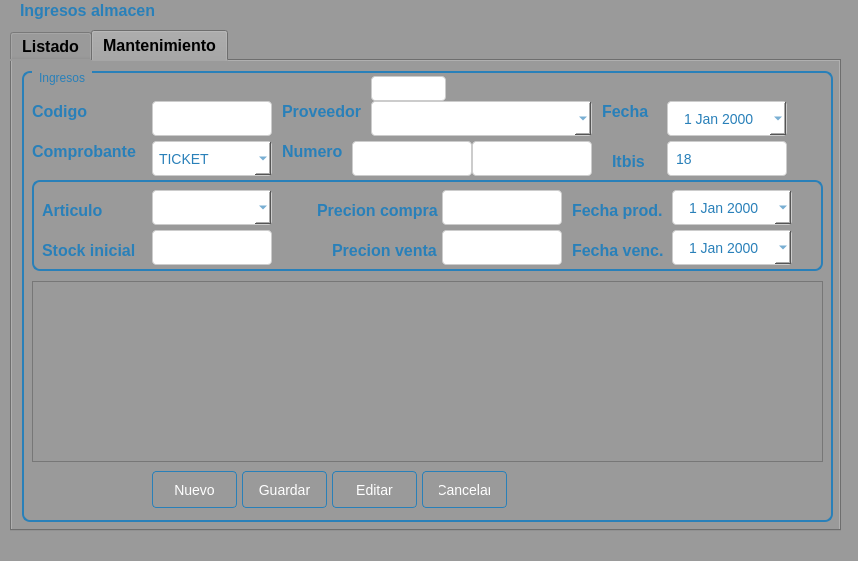
Qt form Sistema de ventas/ui/FrmIngreso.ui (CodeDrTech/DevelopPython) before a commit.
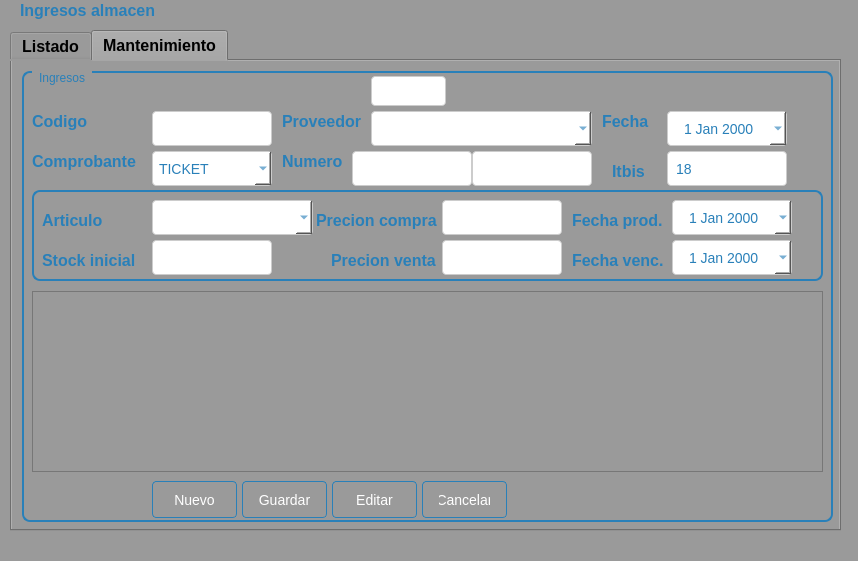
The same form after that commit. The open tabs and pages were chosen to show the change.

```diff
--- a/Sistema de ventas/ui/FrmIngreso.ui
+++ b/Sistema de ventas/ui/FrmIngreso.ui
@@ -545,7 +545,7 @@
        <property name="geometry">
         <rect>
          <x>10</x>
-         <y>30</y>
+         <y>40</y>
          <width>55</width>
          <height>21</height>
         </rect>
@@ -569,7 +569,7 @@
        <property name="geometry">
         <rect>
          <x>130</x>
-         <y>400</y>
+         <y>410</y>
          <width>85</width>
          <height>37</height>
         </rect>
@@ -606,7 +606,7 @@
        <property name="geometry">
         <rect>
          <x>310</x>
-         <y>400</y>
+         <y>410</y>
          <width>85</width>
          <height>37</height>
         </rect>
@@ -643,7 +643,7 @@
        <property name="geometry">
         <rect>
          <x>220</x>
-         <y>400</y>
+         <y>410</y>
          <width>85</width>
          <height>37</height>
         </rect>
@@ -680,7 +680,7 @@
        <property name="geometry">
         <rect>
          <x>400</x>
-         <y>400</y>
+         <y>410</y>
          <width>85</width>
          <height>37</height>
         </rect>
@@ -717,7 +717,7 @@
        <property name="geometry">
         <rect>
          <x>130</x>
-         <y>30</y>
+         <y>40</y>
          <width>120</width>
          <height>35</height>
         </rect>
@@ -795,12 +795,15 @@
 
 </string>
        </property>
+       <property name="readOnly">
+        <bool>true</bool>
+       </property>
       </widget>
       <widget class="QLabel" name="label_6">
        <property name="geometry">
         <rect>
          <x>10</x>
-         <y>70</y>
+         <y>80</y>
          <width>111</width>
          <height>21</height>
         </rect>
@@ -824,7 +827,7 @@
        <property name="geometry">
         <rect>
          <x>645</x>
-         <y>30</y>
+         <y>40</y>
          <width>120</width>
          <height>35</height>
         </rect>
@@ -867,7 +870,7 @@
        <property name="geometry">
         <rect>
          <x>260</x>
-         <y>30</y>
+         <y>40</y>
          <width>91</width>
          <height>21</height>
         </rect>
@@ -891,7 +894,7 @@
        <property name="geometry">
         <rect>
          <x>130</x>
-         <y>70</y>
+         <y>80</y>
          <width>120</width>
          <height>35</height>
         </rect>
@@ -942,7 +945,7 @@
        <property name="geometry">
         <rect>
          <x>349</x>
-         <y>30</y>
+         <y>40</y>
          <width>221</width>
          <height>35</height>
         </rect>
@@ -973,7 +976,7 @@
        <property name="geometry">
         <rect>
          <x>260</x>
-         <y>70</y>
+         <y>80</y>
          <width>67</width>
          <height>21</height>
         </rect>
@@ -997,7 +1000,7 @@
        <property name="geometry">
         <rect>
          <x>330</x>
-         <y>70</y>
+         <y>80</y>
          <width>120</width>
          <height>35</height>
         </rect>
@@ -1077,7 +1080,7 @@
        <property name="geometry">
         <rect>
          <x>450</x>
-         <y>70</y>
+         <y>80</y>
          <width>120</width>
          <height>35</height>
         </rect>
@@ -1157,7 +1160,7 @@
        <property name="geometry">
         <rect>
          <x>580</x>
-         <y>30</y>
+         <y>40</y>
          <width>51</width>
          <height>21</height>
         </rect>
@@ -1181,7 +1184,7 @@
        <property name="geometry">
         <rect>
          <x>10</x>
-         <y>109</y>
+         <y>119</y>
          <width>791</width>
          <height>91</height>
         </rect>
@@ -1346,9 +1349,9 @@
        <widget class="QLabel" name="label_18">
         <property name="geometry">
          <rect>
-          <x>285</x>
+          <x>284</x>
           <y>20</y>
-          <width>121</width>
+          <width>131</width>
           <height>21</height>
          </rect>
         </property>
@@ -1370,7 +1373,7 @@
        <widget class="QLabel" name="label_19">
         <property name="geometry">
          <rect>
-          <x>300</x>
+          <x>299</x>
           <y>60</y>
           <width>111</width>
           <height>21</height>
@@ -1556,7 +1559,7 @@
          <rect>
           <x>120</x>
           <y>10</y>
-          <width>120</width>
+          <width>161</width>
           <height>35</height>
          </rect>
         </property>
@@ -1715,7 +1718,7 @@
        <property name="geometry">
         <rect>
          <x>10</x>
-         <y>210</y>
+         <y>220</y>
          <width>791</width>
          <height>181</height>
         </rect>
@@ -1725,7 +1728,7 @@
        <property name="geometry">
         <rect>
          <x>590</x>
-         <y>80</y>
+         <y>90</y>
          <width>41</width>
          <height>21</height>
         </rect>
@@ -1749,7 +1752,7 @@
        <property name="geometry">
         <rect>
          <x>645</x>
-         <y>70</y>
+         <y>80</y>
          <width>120</width>
          <height>35</height>
         </rect>
@@ -1834,7 +1837,7 @@
          <x>349</x>
          <y>5</y>
          <width>75</width>
-         <height>25</height>
+         <height>30</height>
         </rect>
        </property>
        <property name="styleSheet">
@@ -1907,6 +1910,9 @@
 
 </string>
        </property>
+       <property name="readOnly">
+        <bool>true</bool>
+       </property>
       </widget>
      </widget>
     </widget>
```
